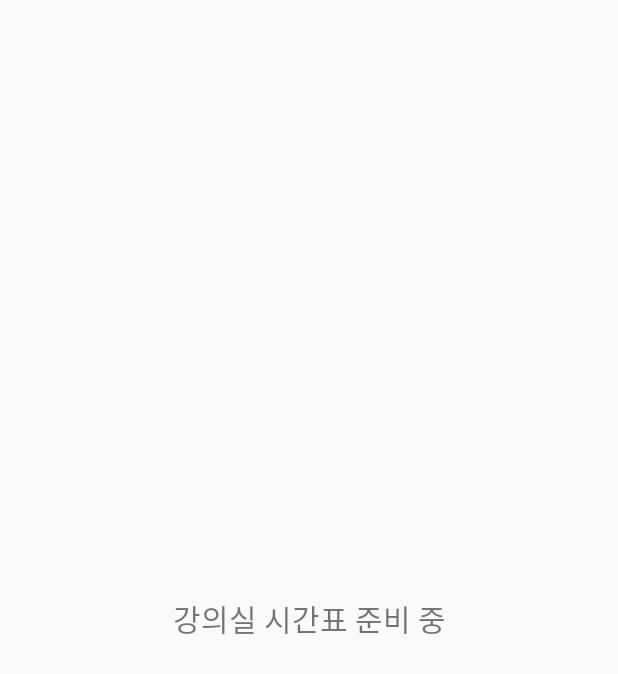
After one commit to 0-x-14/AllAboutSookmyung, an Android app: the TimeTableActivity screen opened directly, with no data from a screen before it, on a phone screen of 412 x 824 dp. The commit adds this screen. Shown: the top 674 px of the screen. Run offline under Robolectric (Android 15) with nearby library versions, the phone set to English and light mode, and no system bars.

Commit message:
강의실 팝업 수정

```diff
--- a/app/src/main/AndroidManifest.xml
+++ b/app/src/main/AndroidManifest.xml
@@ -41,6 +41,7 @@
         </activity>
         <activity android:name=".TutorialActivity" />
         <activity android:name=".PrintActivity"/>
+        <activity android:name=".TimeTableActivity"></activity>
         <activity android:name=".ClassActivity"></activity>
         <activity android:name=".ConvenientActivity"></activity>
         <activity android:name=".StudyroomActivity"></activity>
--- a/app/src/main/java/com/cookandroid/all_about_sookmyung/ClassInfoDialogFragment.java
+++ b/app/src/main/java/com/cookandroid/all_about_sookmyung/ClassInfoDialogFragment.java
@@ -88,7 +88,7 @@ public class ClassInfoDialogFragment extends androidx.fragment.app.DialogFragmen
         timeTableBtn.setOnClickListener(new View.OnClickListener() {
             @Override
             public void onClick(View view) {
-                Intent intent = new Intent(getActivity(), TimeTableClass.class);
+                Intent intent = new Intent(getActivity(), TimeTableActivity.class);
                 startActivity(intent);
             }
         });
--- /dev/null
+++ b/app/src/main/java/com/cookandroid/all_about_sookmyung/TimeTableActivity.java
@@ -0,0 +1,15 @@
+package com.cookandroid.all_about_sookmyung;
+
+import android.os.Bundle;
+import android.view.View;
+import android.widget.Button;
+
+import androidx.appcompat.app.AppCompatActivity;
+
+public class TimeTableActivity extends AppCompatActivity {
+    @Override
+    protected void onCreate(Bundle savedInstanceState) {
+        super.onCreate(savedInstanceState);
+        setContentView(R.layout.activity_class_time_table);
+    }
+}
--- a/app/src/main/java/com/cookandroid/all_about_sookmyung/TimeTableClass.java
+++ /dev/null
@@ -1,6 +0,0 @@
-package com.cookandroid.all_about_sookmyung;
-
-import androidx.appcompat.app.AppCompatActivity;
-
-public class TimeTableClass extends AppCompatActivity {
-}
--- a/app/src/main/res/layout/activity_class_time_table.xml
+++ b/app/src/main/res/layout/activity_class_time_table.xml
@@ -1,6 +1,18 @@
 <?xml version="1.0" encoding="utf-8"?>
 <androidx.constraintlayout.widget.ConstraintLayout xmlns:android="http://schemas.android.com/apk/res/android"
+    xmlns:app="http://schemas.android.com/apk/res-auto"
     android:layout_width="match_parent"
     android:layout_height="match_parent">
 
+    <TextView
+        android:layout_width="wrap_content"
+        android:layout_height="wrap_content"
+        android:fontFamily="@font/nanumsquareroundextrabold"
+        android:text="강의실 시간표 준비 중"
+        android:textSize="20dp"
+        app:layout_constraintBottom_toBottomOf="parent"
+        app:layout_constraintEnd_toEndOf="parent"
+        app:layout_constraintStart_toStartOf="parent"
+        app:layout_constraintTop_toTopOf="parent" />
+
 </androidx.constraintlayout.widget.ConstraintLayout>
```
